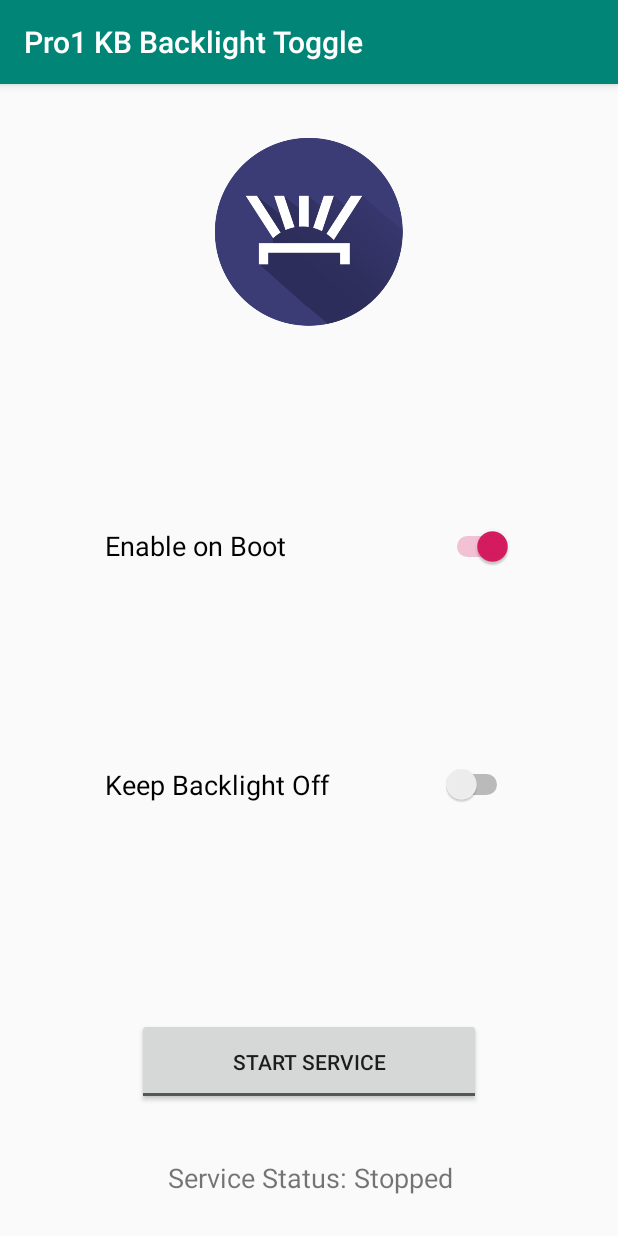
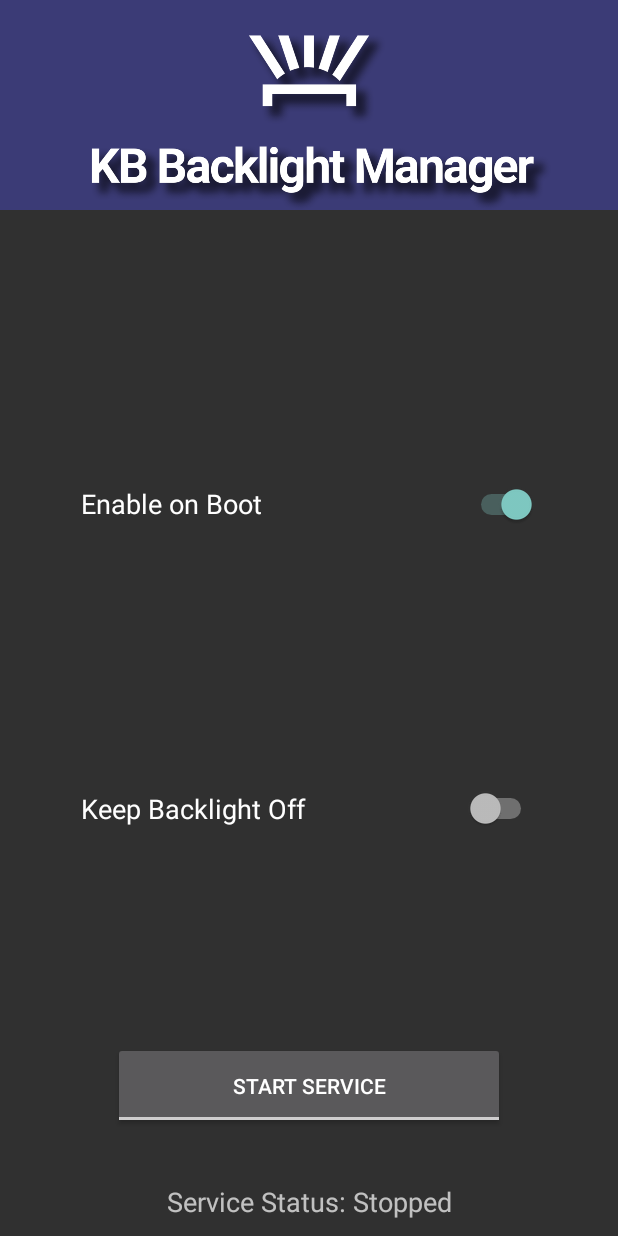
Before and after one commit to JooJooBee666/KB_Backlight_Manager, an Android app: the screen it shows after launch (MainActivity), on a phone screen of 412 x 824 dp. Run offline under Robolectric (Android 15) with nearby library versions, the phone set to English and light mode, and no system bars; 1 statement that could not run was skipped.

Commit message:
Cosmetic Update and app name change: -Changed app name to KB Backlight Manager -Refactored some internal class names to make them shorter -Moved some string elements to XML for future work to add language support -Updated UI

```diff
--- a/app/build.gradle
+++ b/app/build.gradle
@@ -4,11 +4,11 @@
     compileSdkVersion 29
     buildToolsVersion "29.0.0"
     defaultConfig {
-        applicationId "com.madhopssoft.pro1kbbacklighttoggle"
+        applicationId "com.madhopssoft.kbbacklightmanager"
         minSdkVersion 28
         targetSdkVersion 29
         versionCode 1
-        versionName "1.1.22.0"
+        versionName "1.1.22.1"
         testInstrumentationRunner "androidx.test.runner.AndroidJUnitRunner"
     }
     buildTypes {
--- a/app/src/main/java/com/madhopssoft/pro1kbbacklighttoggle/Constants.java
+++ b/app/src/main/java/com/madhopssoft/kbbacklightmanager/Constants.java
@@ -1,4 +1,4 @@
-package com.madhopssoft.pro1kbbacklighttoggle;
+package com.madhopssoft.kbbacklightmanager;
 
 public class Constants {
 
--- a/app/src/main/java/com/madhopssoft/pro1kbbacklighttoggle/MainActivity.java
+++ b/app/src/main/java/com/madhopssoft/kbbacklightmanager/MainActivity.java
@@ -1,4 +1,4 @@
-package com.madhopssoft.pro1kbbacklighttoggle;
+package com.madhopssoft.kbbacklightmanager;
 
 import androidx.appcompat.app.AppCompatActivity;
 import androidx.core.content.ContextCompat;
@@ -36,7 +36,7 @@
     public static Boolean keepBacklightOff = false;
     boolean serviceBound = false;
 
-    P1KBBacklightService backlightService;
+    P1KBService backlightService;
 
     @Override
     protected void onCreate(Bundle savedInstanceState) {
@@ -74,7 +74,7 @@
             if (!serviceBound) {
                 //Try to bind to background service if running
                 bindService(new Intent(this,
-                        P1KBBacklightService.class), mConnection, Context.BIND_AUTO_CREATE);
+                        P1KBService.class), mConnection, Context.BIND_AUTO_CREATE);
                 serviceBound = true;
             }
         } catch (Exception e) {
@@ -136,16 +136,16 @@
     }
 
     public void startService() {
-        Intent serviceIntent = new Intent(this, P1KBBacklightService.class);
+        Intent serviceIntent = new Intent(this, P1KBService.class);
         serviceIntent.putExtra("inputExtra", "Turns on the KB Backlight when screen is in landscape");
         serviceIntent.setAction(Constants.ACTION.START_FOREGROUND_ACTION);
         ContextCompat.startForegroundService(this, serviceIntent);
         bindService(new Intent(this,
-                P1KBBacklightService.class), mConnection, Context.BIND_AUTO_CREATE);
+                P1KBService.class), mConnection, Context.BIND_AUTO_CREATE);
     }
 
     public void stopService() {
-        Intent serviceIntent = new Intent(this, P1KBBacklightService.class);
+        Intent serviceIntent = new Intent(this, P1KBService.class);
         serviceIntent.setAction(Constants.ACTION.STOP_FOREGROUND_ACTION);
         unbindService(mConnection);
         this.stopService(serviceIntent);
@@ -155,7 +155,7 @@
         @Override
         public void onServiceConnected(ComponentName componentName, IBinder service) {
                 // We've bound to LocalService, cast the IBinder and get LocalService instance
-                P1KBBacklightService.P1KBLocalBinder binder = (P1KBBacklightService.P1KBLocalBinder) service;
+                P1KBService.P1KBLocalBinder binder = (P1KBService.P1KBLocalBinder) service;
                 backlightService = binder.getService();
                 serviceBound = true;
             }
--- a/app/src/main/java/com/madhopssoft/pro1kbbacklighttoggle/P1KBStartupReceiver.java
+++ b/app/src/main/java/com/madhopssoft/kbbacklightmanager/P1KBStartupReceiver.java
@@ -1,4 +1,4 @@
-package com.madhopssoft.pro1kbbacklighttoggle;
+package com.madhopssoft.kbbacklightmanager;
 
 import android.content.BroadcastReceiver;
 import android.content.Context;
@@ -46,7 +46,7 @@
                     }
                 }
 
-                Intent serviceIntent = new Intent(context, P1KBBacklightService.class);
+                Intent serviceIntent = new Intent(context, P1KBService.class);
                 serviceIntent.putExtra("inputExtra", "Turns on the KB Backlight when screen is in landscape");
                 serviceIntent.addFlags(Intent.FLAG_ACTIVITY_NEW_TASK);
                 serviceIntent.setAction(Constants.ACTION.START_FOREGROUND_ACTION);
--- a/app/src/main/java/com/madhopssoft/pro1kbbacklighttoggle/P1KBTileService.java
+++ b/app/src/main/java/com/madhopssoft/kbbacklightmanager/P1KBTileService.java
@@ -1,4 +1,4 @@
-package com.madhopssoft.pro1kbbacklighttoggle;
+package com.madhopssoft.kbbacklightmanager;
 
 
 import android.animation.ValueAnimator;
--- a/app/src/main/res/layout/activity_main.xml
+++ b/app/src/main/res/layout/activity_main.xml
@@ -5,10 +5,10 @@
     android:id="@+id/activity_main"
     android:layout_width="match_parent"
     android:layout_height="match_parent"
-    android:paddingLeft="@dimen/activity_horizontal_margin"
-    android:paddingTop="@dimen/activity_vertical_margin"
-    android:paddingRight="@dimen/activity_horizontal_margin"
-    android:paddingBottom="@dimen/activity_vertical_margin">
+    android:paddingLeft="0dp"
+    android:paddingTop="0dp"
+    android:paddingRight="0dp"
+    android:paddingBottom="0dp">
 
 
     <TextView
@@ -18,12 +18,12 @@
         android:layout_alignParentStart="true"
         android:layout_alignParentEnd="true"
         android:layout_alignParentBottom="true"
-        android:layout_marginStart="49dp"
+        android:layout_marginStart="48dp"
         android:layout_marginEnd="48dp"
         android:layout_marginBottom="0dp"
         android:gravity="center"
         android:textSize="18sp"
-        android:text="Service Status: Stopped" />
+        android:text="@string/service_status_stopped" />
 
     <Switch
         android:id="@+id/startOnBootSwitch"
@@ -37,7 +37,7 @@
         android:layout_marginTop="219dp"
         android:layout_marginEnd="54dp"
         android:layout_marginBottom="371dp"
-        android:text="Enable on Boot"
+        android:text="@string/enable_on_boot"
         android:textColorLink="#E91E63"
         android:textSize="18sp" />
 
@@ -51,17 +51,18 @@
         android:layout_marginStart="75dp"
         android:layout_marginEnd="75dp"
         android:layout_marginBottom="26dp"
-        android:text="ToggleButton"
-        android:textOff="Start Service"
-        android:textOn="Stop Service" />
+        android:text="ServiceToggleButton"
+        android:textOff="@string/start_service"
+        android:textOn="@string/stop_service" />
 
     <ImageView
         android:id="@+id/imageView"
-        android:layout_width="wrap_content"
-        android:layout_height="133dp"
+        android:layout_width="match_parent"
+        android:layout_height="140dp"
         android:layout_alignParentTop="true"
-        android:layout_marginTop="16dp"
-        app:srcCompat="@drawable/logo" />
+        android:layout_marginTop="0dp"
+        android:scaleType="centerCrop"
+        app:srcCompat="@mipmap/banner" />
 
     <Switch
         android:id="@+id/backlightDisabledSwitch"
@@ -73,7 +74,7 @@
         android:layout_marginStart="54dp"
         android:layout_marginTop="-328dp"
         android:layout_marginEnd="54dp"
-        android:text="Keep Backlight Off"
+        android:text="@string/keep_backlight_off"
         android:textSize="18sp" />
 
 
--- a/app/src/main/res/values/colors.xml
+++ b/app/src/main/res/values/colors.xml
@@ -1,6 +1,6 @@
 <?xml version="1.0" encoding="utf-8"?>
 <resources>
-    <color name="colorPrimary">#008577</color>
-    <color name="colorPrimaryDark">#00574B</color>
-    <color name="colorAccent">#D81B60</color>
+    <color name="colorPrimary">#3B3B76</color>
+    <color name="colorPrimaryDark">#141429</color>
+    <color name="colorAccent">#4545A2</color>
 </resources>
--- a/app/src/main/res/values/strings.xml
+++ b/app/src/main/res/values/strings.xml
@@ -1,3 +1,8 @@
 <resources>
-    <string name="app_name">Pro1 KB Backlight Toggle</string>
+    <string name="app_name">KB Backlight Manager</string>
+    <string name="service_status_stopped">Service Status: Stopped</string>
+    <string name="enable_on_boot">Enable on Boot</string>
+    <string name="keep_backlight_off">Keep Backlight Off</string>
+    <string name="start_service">Start Service</string>
+    <string name="stop_service">Stop Service</string>
 </resources>
```
Also changed, not shown: app/src/main/AndroidManifest.xml (+8 -6 lines), app/src/main/java/com/madhopssoft/kbbacklightmanager/P1KBService.java (renamed from app/src/main/java/com/madhopssoft/pro1kbbacklighttoggle/P1KBBacklightService.java, +22 -18 lines), app/src/main/res/mipmap-mdpi/banner.png (added).
